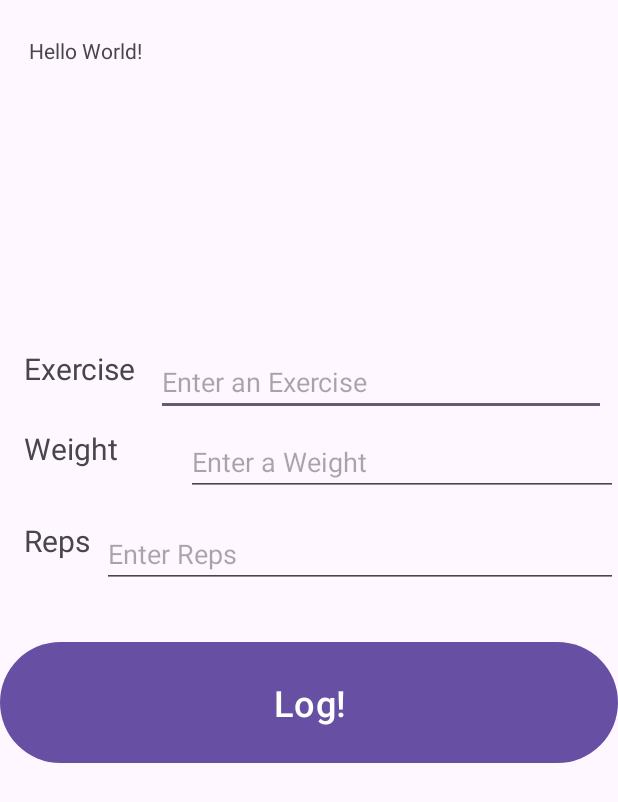
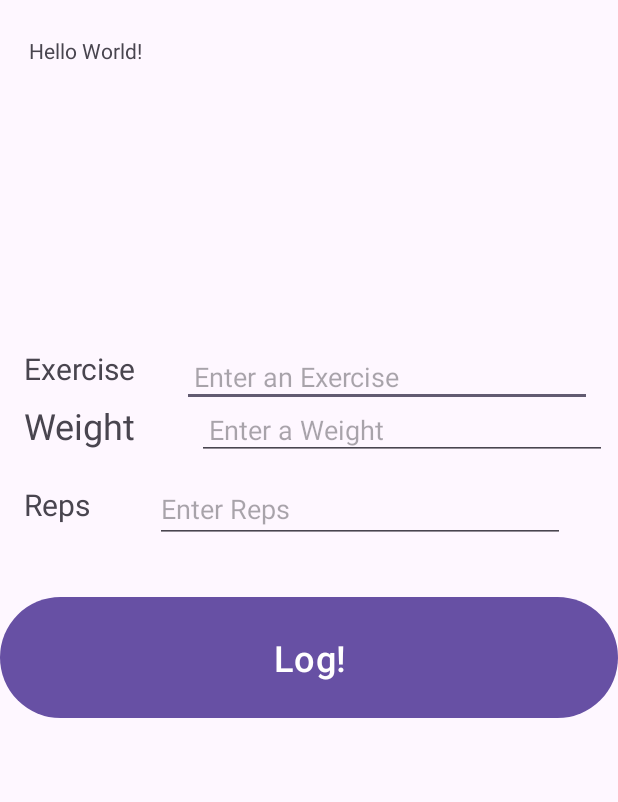
Before and after one commit to zhan6256/MyDemoApplication, an Android app: the screen it shows after launch (MainActivity), on a phone screen of 412 x 824 dp. Shown: the top 802 px of the screen. Run offline under Robolectric (Android 15) with nearby library versions, the phone set to English and light mode, and no system bars.

Commit message:
Clean up

```diff
--- a/app/src/main/res/layout/activity_main.xml
+++ b/app/src/main/res/layout/activity_main.xml
@@ -29,15 +29,15 @@
         app:layout_constraintStart_toStartOf="parent"
         app:layout_constraintTop_toBottomOf="@+id/logDisplayTextView" />
 
-    <!-- Weight row -->
     <EditText
         android:id="@+id/exerciseInputEditText"
-        android:layout_width="300dp"
-        android:layout_height="wrap_content"
+        android:layout_width="273dp"
+        android:layout_height="39dp"
         android:layout_marginStart="8dp"
         android:hint="@string/enter_an_exercise"
+        android:inputType="textAutoComplete"
+        android:padding="8dp"
         app:layout_constraintEnd_toEndOf="parent"
-        app:layout_constraintHorizontal_bias="0.0"
         app:layout_constraintStart_toEndOf="@+id/exerciseLabelTextView"
         app:layout_constraintTop_toTopOf="@+id/exerciseLabelTextView" />
 
@@ -46,22 +46,21 @@
         android:layout_width="100dp"
         android:layout_height="36dp"
         android:text="@string/weight"
-        android:textSize="20sp"
+        android:textSize="24sp"
         android:layout_marginStart="16dp"
         android:layout_marginTop="8dp"
         app:layout_constraintStart_toStartOf="parent"
-        app:layout_constraintTop_toBottomOf="@+id/exerciseInputEditText" />
+        app:layout_constraintTop_toBottomOf="@+id/exerciseLabelTextView" />
 
-    <!-- Reps row -->
     <EditText
         android:id="@+id/weightInputEditText"
-        android:layout_width="0dp"
-        android:layout_height="wrap_content"
+        android:layout_width="273dp"
+        android:layout_height="39dp"
         android:layout_marginStart="8dp"
         android:hint="@string/enter_a_weight"
         android:inputType="number|numberDecimal"
+        android:padding="8dp"
         app:layout_constraintEnd_toEndOf="parent"
-        app:layout_constraintHorizontal_bias="0.0"
         app:layout_constraintStart_toEndOf="@id/weightLabelTextView"
         app:layout_constraintTop_toTopOf="@id/weightLabelTextView" />
 
@@ -78,8 +77,8 @@
 
     <EditText
         android:id="@+id/repInputEditText"
-        android:layout_width="0dp"
-        android:layout_height="wrap_content"
+        android:layout_width="273dp"
+        android:layout_height="39dp"
         android:hint="@string/enter_reps"
         android:inputType="number"
         android:layout_marginStart="8dp"
```
